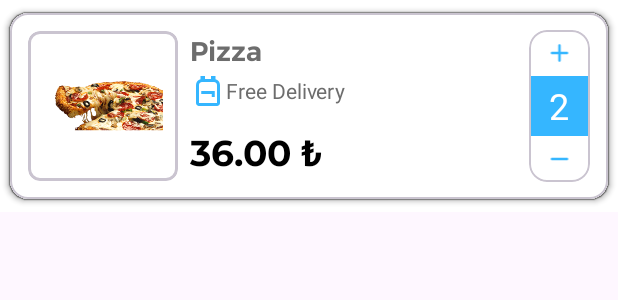
After one commit to ResulAkkiz/Foodie, an Android app: the layout cart_single_item.xml on its own in the app's theme, with its tools: preview values and no code run, on a phone screen of 412 x 824 dp. The commit adds this screen. Shown: the top 300 px of the screen. Run offline under Robolectric (Android 15) with nearby library versions, the light colour scheme and no system bars.

Commit message:
Cart page created

```diff
--- a/app/src/main/java/com/project/foodie/ui/fragments/BoardingFragment.kt
+++ b/app/src/main/java/com/project/foodie/ui/fragments/BoardingFragment.kt
@@ -37,11 +37,9 @@ class BoardingFragment : Fragment() {
         val indicator = binding.circleIndicator
         indicator.setViewPager(viewPager)
 
-
-
         binding.nextButton.setOnClickListener {
 
-            if (currentItem < adapter.itemCount ) {
+            if (currentItem < adapter.itemCount-1) {
                 currentItem ++
                 viewPager.currentItem = currentItem
             }else{
--- /dev/null
+++ b/app/src/main/res/drawable/outline_backpack_24.xml
@@ -0,0 +1,5 @@
+<vector android:height="24dp" android:tint="#35B6FF"
+    android:viewportHeight="24" android:viewportWidth="24"
+    android:width="24dp" xmlns:android="http://schemas.android.com/apk/res/android">
+    <path android:fillColor="@android:color/white" android:pathData="M17,4.14V2h-3v2h-4V2H7v2.14C5.28,4.59 4,6.14 4,8v12c0,1.1 0.9,2 2,2h12c1.1,0 2,-0.9 2,-2V8C20,6.14 18.72,4.59 17,4.14zM18,20H6V8c0,-1.1 0.9,-2 2,-2h8c1.1,0 2,0.9 2,2V20zM16.5,12v4h-2v-2h-7v-2H16.5z"/>
+</vector>
--- /dev/null
+++ b/app/src/main/res/layout/cart_single_item.xml
@@ -0,0 +1,146 @@
+<?xml version="1.0" encoding="utf-8"?>
+<androidx.constraintlayout.widget.ConstraintLayout xmlns:android="http://schemas.android.com/apk/res/android"
+    android:layout_width="match_parent"
+    android:layout_height="wrap_content"
+    android:background="@color/white"
+    xmlns:app="http://schemas.android.com/apk/res-auto">
+
+    <com.google.android.material.card.MaterialCardView
+        app:cardElevation="3dp"
+        app:cardUseCompatPadding="true"
+        android:backgroundTint="@color/white"
+        android:layout_width="match_parent"
+        android:layout_height="wrap_content"
+        app:layout_constraintEnd_toEndOf="parent"
+        app:layout_constraintStart_toStartOf="parent"
+        app:layout_constraintTop_toTopOf="parent">
+
+        <LinearLayout
+            android:gravity="center_vertical"
+            android:orientation="horizontal"
+            android:layout_width="match_parent"
+            android:layout_height="wrap_content"
+            android:padding="12dp">
+
+            <com.google.android.material.card.MaterialCardView
+
+                app:cardCornerRadius="8dp"
+                app:strokeWidth="2dp"
+                android:backgroundTint="@color/white"
+                android:layout_width="wrap_content"
+                android:layout_height="wrap_content"
+                >
+
+                <ImageView
+                    android:id="@+id/orderImageView"
+                    android:layout_width="100dp"
+                    android:layout_height="100dp"
+                    android:padding="10dp"
+                    android:src="@drawable/pizza_sample_im">
+
+                </ImageView>
+            </com.google.android.material.card.MaterialCardView>
+
+            <View
+                android:layout_width="8dp"
+                android:layout_height="8dp" />
+            <LinearLayout
+                android:orientation="vertical"
+                android:layout_width="wrap_content"
+                android:layout_height="match_parent">
+
+                <TextView
+                    android:id="@+id/orderNameTextView"
+                    android:text="Pizza"
+                    android:fontFamily="@font/montserrat_semibold"
+                    android:textSize="18sp"
+                    android:textColor="@color/descriptionTextColor"
+                    android:layout_width="wrap_content"
+                    android:layout_height="wrap_content" />
+
+                <LinearLayout
+                    android:gravity="center"
+                    android:orientation="horizontal"
+                    android:layout_width="wrap_content"
+                    android:layout_height="wrap_content">
+                    <ImageView
+                        android:src="@drawable/outline_backpack_24"
+                        android:layout_width="wrap_content"
+                        android:layout_height="wrap_content">
+
+                    </ImageView>
+                    <TextView
+                        android:textColor="@color/descriptionTextColor"
+                        android:text="Free Delivery"
+                        android:layout_width="wrap_content"
+                        android:layout_height="wrap_content">
+                    </TextView>
+
+                </LinearLayout>
+
+                <View
+                    android:layout_width="0dp"
+                    android:layout_height="14dp" />
+                <TextView
+                    android:id="@+id/orderTotalPrice"
+                    android:textSize="24sp"
+                    android:text="36.00 ₺"
+                    android:fontFamily="@font/montserrat_bold"
+                    android:textColor="@color/black"
+                    android:layout_width="wrap_content"
+                    android:layout_height="wrap_content" />
+
+            </LinearLayout>
+            <View
+                android:layout_weight="1"
+                android:layout_width="0dp"
+                android:layout_height="8dp" />
+            <com.google.android.material.card.MaterialCardView
+                android:backgroundTint="@color/white"
+                android:layout_width="wrap_content"
+                android:layout_height="wrap_content">
+                <LinearLayout
+
+                    android:orientation="vertical"
+                    android:layout_width="match_parent"
+                    android:layout_height="match_parent"
+                    android:gravity="center">
+
+                    <ImageView
+                        app:tint="@color/primaryColor"
+                        android:id="@+id/increaseButton"
+                        android:layout_width="30dp"
+                        android:layout_height="20dp"
+                        android:layout_margin="5dp"
+                        android:layout_weight="1"
+                        android:clickable="true"
+                        android:src="@drawable/round_add_24" />
+
+                    <TextView
+
+                        android:id="@+id/orderAmountTextView"
+                        android:layout_width="40dp"
+                        android:layout_height="40dp"
+                        android:layout_weight="1"
+                        android:background="@color/primaryColor"
+                        android:gravity="center"
+                        android:text="2"
+                        android:textColor="@color/white"
+                        android:textSize="24sp" />
+                    <ImageView
+                        app:tint="@color/primaryColor"
+                        android:id="@+id/decreaseButton"
+                        android:layout_width="30dp"
+                        android:layout_height="20dp"
+                        android:layout_margin="5dp"
+                        android:layout_weight="1"
+                        android:clickable="true"
+                        android:src="@drawable/round_remove_24" />
+
+                </LinearLayout>
+            </com.google.android.material.card.MaterialCardView>
+
+
+        </LinearLayout>
+    </com.google.android.material.card.MaterialCardView>
+</androidx.constraintlayout.widget.ConstraintLayout>
--- a/app/src/main/res/layout/fragment_home.xml
+++ b/app/src/main/res/layout/fragment_home.xml
@@ -42,20 +42,20 @@
                     android:fontFamily="@font/montserrat_semibold"
                     android:text="@string/app_title_string"
                     android:textColor="@color/titleTextColor"
-                    android:textSize="24sp"></TextView>
+                    android:textSize="24sp" />
             </LinearLayout>
 
             <View
                 android:layout_width="0dp"
                 android:layout_height="wrap_content"
-                android:layout_weight="1"></View>
+                android:layout_weight="1" />
 
             <ImageView
                 android:id="@+id/searchImageView"
                 android:layout_width="50dp"
                 android:layout_height="50dp"
                 android:src="@drawable/round_search_24"
-                app:tint="@color/black"></ImageView>
+                app:tint="@color/black" />
         </LinearLayout>
     </com.google.android.material.appbar.MaterialToolbar>
 
```
Also changed, not shown: app/src/main/java/com/project/foodie/data/entity/Sepet.kt (added, +10 -0 lines), app/src/main/java/com/project/foodie/ui/adapters/CartRecyclerViewAdapter.kt (added, +97 -0 lines), app/src/main/java/com/project/foodie/ui/fragments/CartFragment.kt (+21 -4 lines), app/src/main/java/com/project/foodie/ui/fragments/DetailFragment.kt (+5 -4 lines), app/src/main/res/layout/fragment_cart.xml (+85 -6 lines), app/src/main/res/drawable/burger_ic.png.
